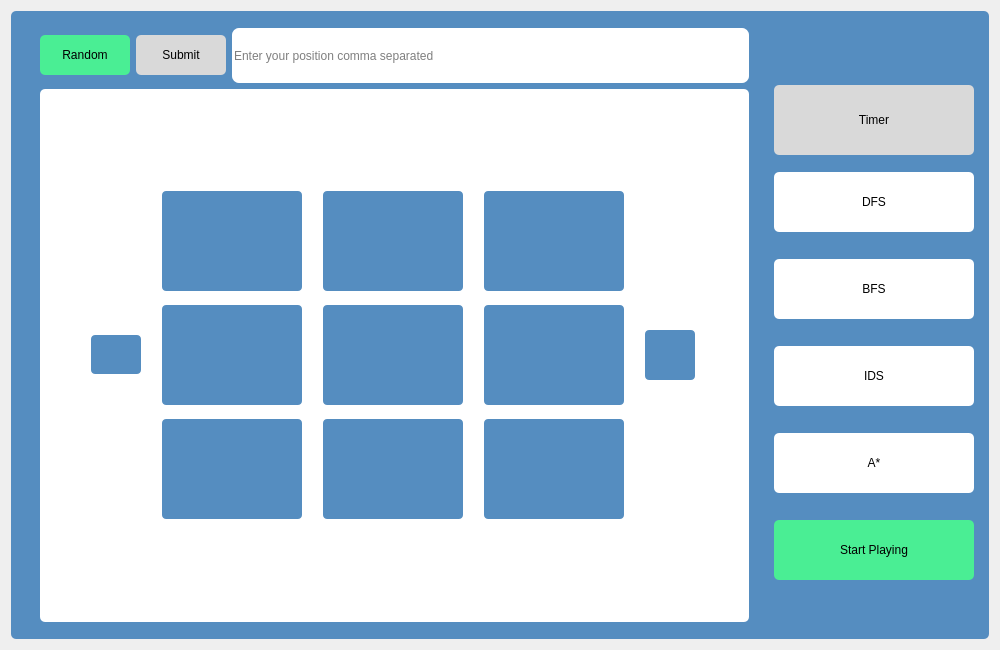
The window that GUI/8-Game-Window.ui (Amin-Mohamed1/EightPuzzleGame) describes before a commit, drawn with Qt 5.
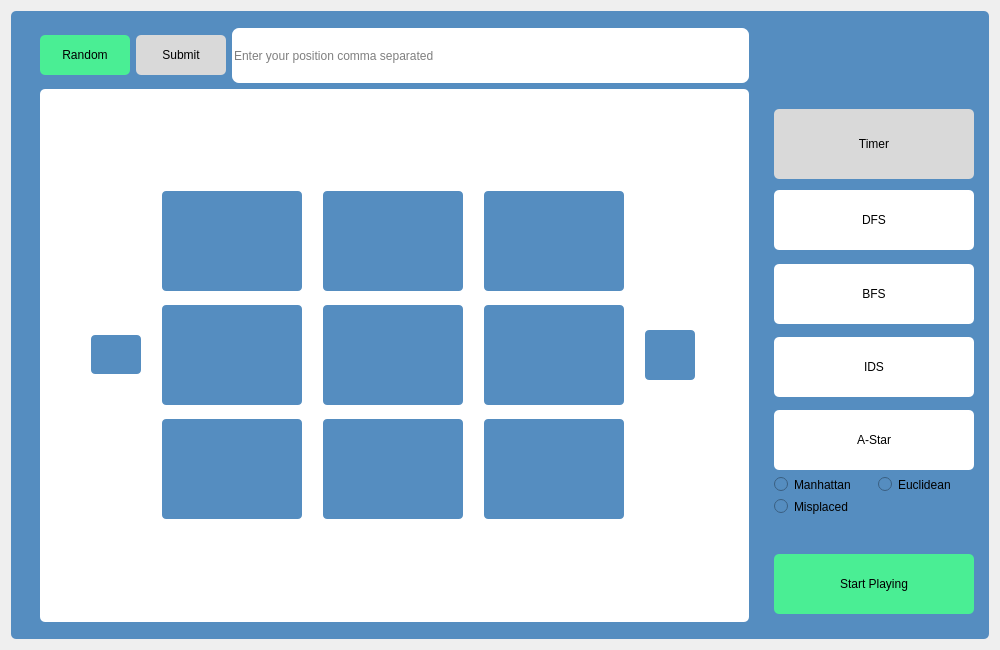
The same window after the commit. Icons and pictures are not drawn.

```diff
--- a/GUI/8-Game-Window.ui
+++ b/GUI/8-Game-Window.ui
@@ -490,10 +490,18 @@
 border-radius:5px;</string>
         </property>
         <widget class="QWidget" name="algorithms_page">
-         <layout class="QVBoxLayout" name="verticalLayout" stretch="0,0,0,0,0,0,0,0,0">
+         <property name="styleSheet">
+          <string notr="true">QPushButton{
+font: 75 12pt &quot;MS Shell Dlg 2&quot;;
+}</string>
+         </property>
+         <layout class="QVBoxLayout" name="verticalLayout" stretch="0,0,0,0,0,0,0,0,0,0,0,0,0,0,0,0">
           <property name="spacing">
            <number>0</number>
           </property>
+          <property name="sizeConstraint">
+           <enum>QLayout::SetDefaultConstraint</enum>
+          </property>
           <property name="leftMargin">
            <number>10</number>
           </property>
@@ -522,6 +530,22 @@
             </property>
            </spacer>
           </item>
+          <item>
+           <spacer name="verticalSpacer_10">
+            <property name="orientation">
+             <enum>Qt::Vertical</enum>
+            </property>
+            <property name="sizeType">
+             <enum>QSizePolicy::Fixed</enum>
+            </property>
+            <property name="sizeHint" stdset="0">
+             <size>
+              <width>20</width>
+              <height>120</height>
+             </size>
+            </property>
+           </spacer>
+          </item>
           <item>
            <widget class="QLabel" name="timer_label">
             <property name="minimumSize">
@@ -559,7 +583,7 @@
             <property name="sizeHint" stdset="0">
              <size>
               <width>20</width>
-              <height>10</height>
+              <height>37</height>
              </size>
             </property>
            </spacer>
@@ -593,6 +617,22 @@
             </property>
            </widget>
           </item>
+          <item>
+           <spacer name="verticalSpacer_6">
+            <property name="orientation">
+             <enum>Qt::Vertical</enum>
+            </property>
+            <property name="sizeType">
+             <enum>QSizePolicy::Fixed</enum>
+            </property>
+            <property name="sizeHint" stdset="0">
+             <size>
+              <width>20</width>
+              <height>16</height>
+             </size>
+            </property>
+           </spacer>
+          </item>
           <item>
            <widget class="QPushButton" name="bfs_button">
             <property name="minimumSize">
@@ -619,6 +659,22 @@
             </property>
            </widget>
           </item>
+          <item>
+           <spacer name="verticalSpacer_7">
+            <property name="orientation">
+             <enum>Qt::Vertical</enum>
+            </property>
+            <property name="sizeType">
+             <enum>QSizePolicy::Fixed</enum>
+            </property>
+            <property name="sizeHint" stdset="0">
+             <size>
+              <width>20</width>
+              <height>16</height>
+             </size>
+            </property>
+           </spacer>
+          </item>
           <item>
            <widget class="QPushButton" name="ids_button">
             <property name="minimumSize">
@@ -645,6 +701,22 @@
             </property>
            </widget>
           </item>
+          <item>
+           <spacer name="verticalSpacer_8">
+            <property name="orientation">
+             <enum>Qt::Vertical</enum>
+            </property>
+            <property name="sizeType">
+             <enum>QSizePolicy::Fixed</enum>
+            </property>
+            <property name="sizeHint" stdset="0">
+             <size>
+              <width>40</width>
+              <height>16</height>
+             </size>
+            </property>
+           </spacer>
+          </item>
           <item>
            <widget class="QPushButton" name="a_star_button">
             <property name="minimumSize">
@@ -667,10 +739,76 @@
 border-radius:5px;</string>
             </property>
             <property name="text">
-             <string>A*</string>
+             <string>A-Star</string>
             </property>
            </widget>
           </item>
+          <item>
+           <layout class="QGridLayout" name="gridLayout_2">
+            <property name="topMargin">
+             <number>10</number>
+            </property>
+            <property name="bottomMargin">
+             <number>0</number>
+            </property>
+            <property name="spacing">
+             <number>7</number>
+            </property>
+            <item row="1" column="0" alignment="Qt::AlignLeft|Qt::AlignTop">
+             <widget class="QRadioButton" name="misplaced_radio">
+              <property name="text">
+               <string>Misplaced</string>
+              </property>
+             </widget>
+            </item>
+            <item row="0" column="0" alignment="Qt::AlignLeft|Qt::AlignTop">
+             <widget class="QRadioButton" name="manhattan_radio">
+              <property name="text">
+               <string>Manhattan</string>
+              </property>
+             </widget>
+            </item>
+            <item row="0" column="1" alignment="Qt::AlignLeft|Qt::AlignTop">
+             <widget class="QRadioButton" name="euclidean_radio">
+              <property name="text">
+               <string>Euclidean</string>
+              </property>
+             </widget>
+            </item>
+           </layout>
+          </item>
+          <item>
+           <spacer name="verticalSpacer_5">
+            <property name="orientation">
+             <enum>Qt::Vertical</enum>
+            </property>
+            <property name="sizeType">
+             <enum>QSizePolicy::Expanding</enum>
+            </property>
+            <property name="sizeHint" stdset="0">
+             <size>
+              <width>20</width>
+              <height>40</height>
+             </size>
+            </property>
+           </spacer>
+          </item>
+          <item>
+           <spacer name="verticalSpacer_9">
+            <property name="orientation">
+             <enum>Qt::Vertical</enum>
+            </property>
+            <property name="sizeType">
+             <enum>QSizePolicy::Fixed</enum>
+            </property>
+            <property name="sizeHint" stdset="0">
+             <size>
+              <width>10</width>
+              <height>40</height>
+             </size>
+            </property>
+           </spacer>
+          </item>
           <item>
            <widget class="QPushButton" name="play_button">
             <property name="minimumSize">
```
Left out of the diff: 10 changed lines with no effect on the pictures.
